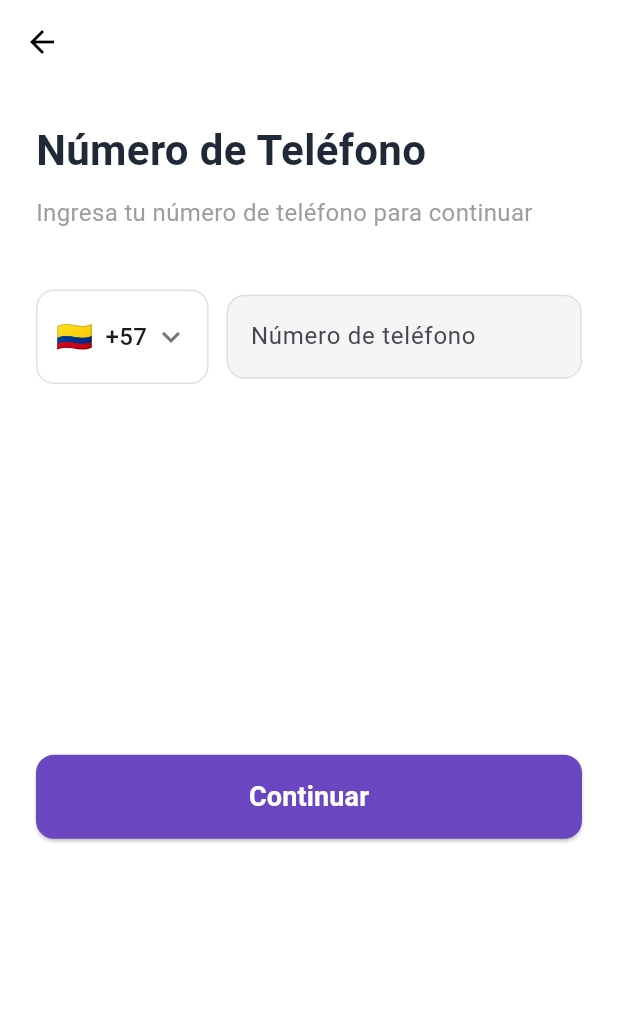
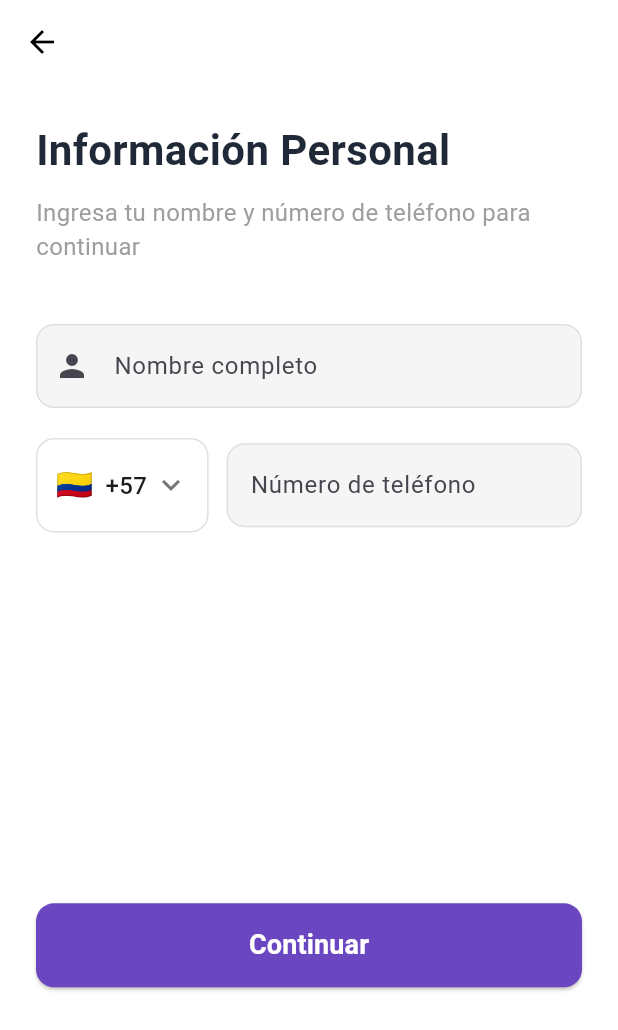
Before and after one commit to stepwinapp01/flutter-step, a Flutter app: the PhoneRegistrationScreen screen opened directly, on a phone screen of 412 x 824 dp. Shown: the top 1030 px of the screen. Run offline on Flutter 3.47's test engine with Material 3 defaults, Android fonts, the light colour scheme and no system bars.

Commit message:
Agregar campo de nombre en registro y mostrar en dashboard

```diff
--- a/lib/features/onboarding/phone_registration_screen.dart
+++ b/lib/features/onboarding/phone_registration_screen.dart
@@ -1,6 +1,7 @@
 import 'package:flutter/material.dart';
 import 'age_verification_screen.dart';
 import '../../shared/data/countries_data.dart';
+import '../../shared/services/user_service.dart';
 
 /// Pantalla de registro de teléfono con selector de código de país
 class PhoneRegistrationScreen extends StatefulWidget {
@@ -16,6 +17,7 @@
 }
 
 class _PhoneRegistrationScreenState extends State<PhoneRegistrationScreen> {
+  final _nameController = TextEditingController();
   final _phoneController = TextEditingController();
   String _selectedCountryCode = '+57';
   String _selectedCountryFlag = '🇨🇴';
@@ -27,20 +29,24 @@
 
   final Map<String, Map<String, String>> _translations = {
     'es': {
-      'title': 'Número de Teléfono',
-      'subtitle': 'Ingresa tu número de teléfono para continuar',
+      'title': 'Información Personal',
+      'subtitle': 'Ingresa tu nombre y número de teléfono para continuar',
+      'fullName': 'Nombre completo',
       'phoneNumber': 'Número de teléfono',
       'selectCountry': 'Seleccionar país',
       'continue': 'Continuar',
+      'nameRequired': 'El nombre es requerido',
       'phoneRequired': 'El número de teléfono es requerido',
       'phoneInvalid': 'Número de teléfono inválido',
     },
     'en': {
-      'title': 'Phone Number',
-      'subtitle': 'Enter your phone number to continue',
+      'title': 'Personal Information',
+      'subtitle': 'Enter your name and phone number to continue',
+      'fullName': 'Full name',
       'phoneNumber': 'Phone number',
       'selectCountry': 'Select country',
       'continue': 'Continue',
+      'nameRequired': 'Name is required',
       'phoneRequired': 'Phone number is required',
       'phoneInvalid': 'Invalid phone number',
     },
@@ -87,6 +93,30 @@
               ),
 
               const SizedBox(height: 40),
+
+              // Campo de nombre completo
+              TextField(
+                controller: _nameController,
+                keyboardType: TextInputType.name,
+                textCapitalization: TextCapitalization.words,
+                decoration: InputDecoration(
+                  labelText: _getText('fullName'),
+                  prefixIcon: const Icon(Icons.person),
+                  border: OutlineInputBorder(
+                    borderRadius: BorderRadius.circular(12),
+                  ),
+                  enabledBorder: OutlineInputBorder(
+                    borderRadius: BorderRadius.circular(12),
+                    borderSide: BorderSide(color: Colors.grey.shade300),
+                  ),
+                  focusedBorder: OutlineInputBorder(
+                    borderRadius: BorderRadius.circular(12),
+                    borderSide: const BorderSide(color: Color(0xFF6B46C1)),
+                  ),
+                ),
+              ),
+
+              const SizedBox(height: 20),
 
               // Selector de país y número de teléfono
               Row(
@@ -241,6 +271,11 @@
   }
 
   void _validateAndContinue() {
+    if (_nameController.text.trim().isEmpty) {
+      _showSnackBar(_getText('nameRequired'));
+      return;
+    }
+
     if (_phoneController.text.trim().isEmpty) {
       _showSnackBar(_getText('phoneRequired'));
       return;
@@ -250,6 +285,9 @@
       _showSnackBar(_getText('phoneInvalid'));
       return;
     }
+
+    // Guardar el nombre del usuario
+    UserService().setUserName(_nameController.text.trim());
 
     // Continuar a la siguiente pantalla
     Navigator.of(context).push(
@@ -276,6 +314,7 @@
 
   @override
   void dispose() {
+    _nameController.dispose();
     _phoneController.dispose();
     _searchController.dispose();
     super.dispose();
--- a/lib/shared/services/user_service.dart
+++ b/lib/shared/services/user_service.dart
@@ -23,6 +23,10 @@
   List<String> get medicalConditions => _medicalConditions;
 
   // Setters
+  void setUserName(String name) {
+    _userName = name;
+  }
+
   void setUserData({
     required String name,
     required String email,
```
